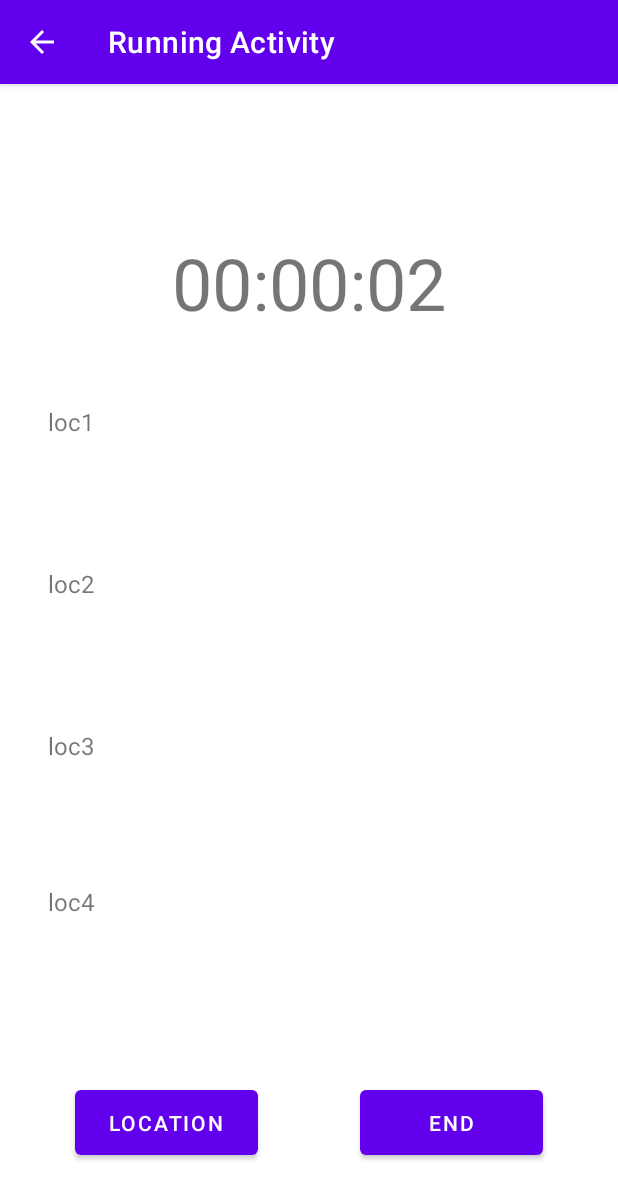
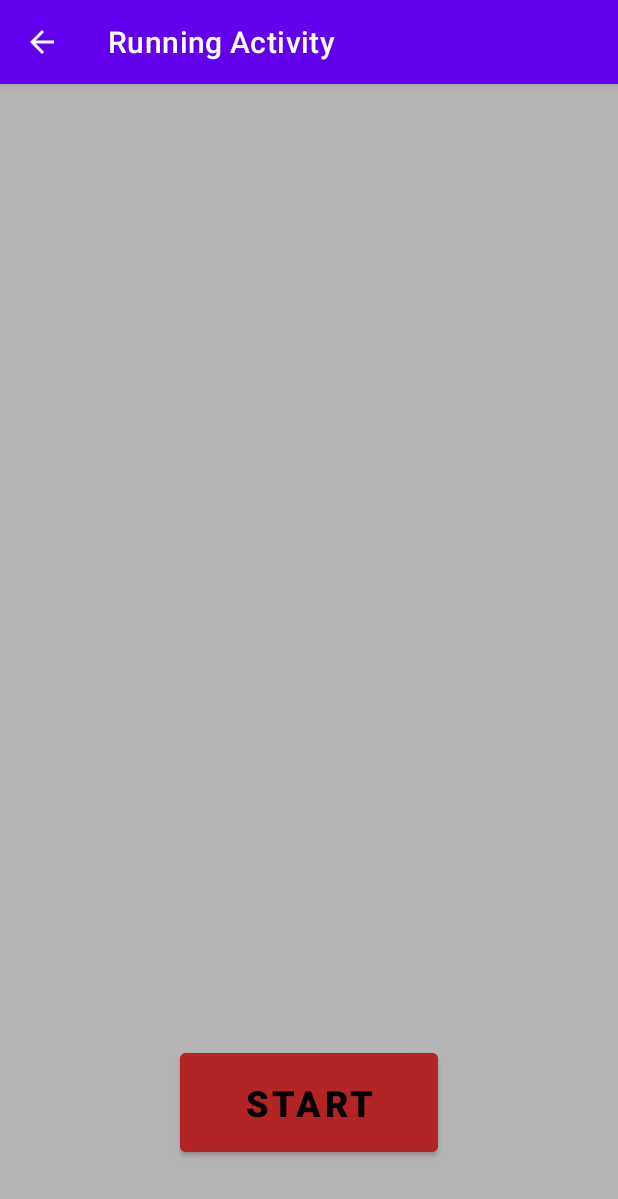
Before and after one commit to AlarmWalker/Mobile_fitness_app, an Android app: the RunningActivity screen opened directly, with no data from a screen before it, on a phone screen of 412 x 824 dp. Shown: the top 1199 px of the screen. Run offline under Robolectric (Android 15) with nearby library versions, the phone set to English and light mode, and no system bars.

Commit message:
First version of RunningActivity UI

```diff
--- a/app/src/main/java/ca/unb/mobiledev/superduperfitnessapp/RunningActivity.kt
+++ b/app/src/main/java/ca/unb/mobiledev/superduperfitnessapp/RunningActivity.kt
@@ -2,114 +2,168 @@ package ca.unb.mobiledev.superduperfitnessapp
 
 import android.Manifest
 import android.annotation.SuppressLint
-import android.content.ActivityNotFoundException
 import android.content.Intent
 import android.content.pm.PackageManager
 import android.location.Location
 import android.location.LocationManager
 import android.media.MediaPlayer
 import android.os.Bundle
+import android.os.CountDownTimer
 import android.os.Handler
 import android.os.Looper
 import android.provider.Settings
 import android.util.Log
-import android.widget.Button
-import android.widget.TextView
-import android.widget.Toast
+import android.view.View
+import android.widget.*
 import androidx.appcompat.app.AppCompatActivity
 import androidx.core.app.ActivityCompat
-import ca.unb.mobiledev.superduperfitnessapp.util.LocationJsonUtils
+import androidx.core.view.isVisible
 import com.google.android.gms.location.*
 import java.text.SimpleDateFormat
 import java.util.*
-import kotlin.math.ln
 import kotlin.math.log
-import kotlin.math.log10
 
 class RunningActivity: AppCompatActivity() {
     private var mHandler: Handler = Handler(Looper.getMainLooper())
     private var mActive : Boolean = false
     private val sdf: SimpleDateFormat = SimpleDateFormat("HH:mm:ss")
-    private lateinit var Timer : TextView
-    private lateinit var timeTest : Calendar
+    private lateinit var timerText : TextView
+    private lateinit var elapsedTime : Calendar
+
+    private lateinit var startButton : Button
+    private lateinit var endButton : Button
+    private lateinit var countdownText : TextView
 
     // Location provider
     private var fusedLocationClient: FusedLocationProviderClient? = null
     private lateinit var prevLocation : Location
 
     private var startTime : Long = 0
-    private var distanceFromPlayer : Double = 100.0
+    private var distanceFromPlayer : Double = 120.0
     private var entitySpeed : Long = 8
     private var totalDistance : Double = 0.0
 
-    private lateinit var locationText: TextView
-    private lateinit var locationText2: TextView
-    private lateinit var locationText3: TextView
-    private lateinit var locationText4: TextView
+    private lateinit var distanceText: TextView
+    private lateinit var messageText: TextView
+
+    private lateinit var distanceBar : SeekBar
 
     private lateinit var player : MediaPlayer
     private val maxVolume : Double = 10.0
-    private var currVolume : Double = 5.0
 
     override fun onCreate(savedInstanceState: Bundle?) {
         super.onCreate(savedInstanceState)
         setContentView(R.layout.running_activity)
 
-        runClock()
-
         fusedLocationClient = LocationServices.getFusedLocationProviderClient(this)
 
-        // Timer
-        Timer = findViewById<TextView>(R.id.timer_text)
+        timerText = findViewById(R.id.timer_text)
 
-        timeTest = Calendar.getInstance()
-        timeTest.set(Calendar.HOUR_OF_DAY, 0)
-        timeTest.set(Calendar.MINUTE, 0)
-        timeTest.set(Calendar.SECOND, 0)
+        elapsedTime = Calendar.getInstance()
+        elapsedTime.set(Calendar.HOUR_OF_DAY, 0)
+        elapsedTime.set(Calendar.MINUTE, 0)
+        elapsedTime.set(Calendar.SECOND, 0)
 
-        /*
-        // Prototype testing functions
-        val utils = LocationJsonUtils(applicationContext)
-        val locations = utils.getLocations()
-        lastLocation = Location("")
-        lastLocation.longitude = -66.647
-        lastLocation.latitude = 45.940
-        locationText = findViewById(R.id.locationText)
-        locationText2 = findViewById(R.id.locationText2)
-        locationText3 = findViewById(R.id.locationText3)
+        distanceText = findViewById(R.id.distanceText)
+        messageText = findViewById(R.id.messageText)
+        countdownText = findViewById(R.id.countDown_text)
 
-        timeArray = intArrayOf(80,60,50,140,10,150,40)
-         */
+        distanceBar = findViewById(R.id.distanceBar)
+        distanceBar.max = 100
 
-        val intent = intent
-        val extras = intent.extras
-
-        locationText = findViewById(R.id.locationText)
-        locationText2 = findViewById(R.id.locationText2)
-        locationText3 = findViewById(R.id.locationText3)
-        locationText4 = findViewById(R.id.locationText4)
-
-        startTime = timeTest.timeInMillis
+        startTime = elapsedTime.timeInMillis
 
         // Create an instance of the FusedLocationProviderClient
         fusedLocationClient = LocationServices.getFusedLocationProviderClient(this)
 
-        val locationButton = findViewById<Button>(R.id.location_button)
+        /*
+        locationButton = findViewById(R.id.location_button)
         locationButton.setOnClickListener {
             val fileName = extras?.getString("soundTitle")
             audioPlayer(fileName.toString())
 
+            runClock()
             lastLocation
         }
 
-        val endButton = findViewById<Button>(R.id.end_button)
+         */
+
+        startButton = findViewById(R.id.startRun_button)
+        startButton.setOnClickListener { start() }
+
+        endButton = findViewById(R.id.end_button)
         endButton.setOnClickListener { lost() }
+
+        // Setting initial view visibilities
+        viewEnable(startButton)
+        viewEnable(countdownText)
+
+        viewDisable(timerText)
+        viewDisable(distanceText)
+        viewDisable(messageText)
+        viewDisable(endButton)
+        viewDisable(distanceBar)
+    }
+
+    private fun viewEnable(view : View) {
+        view.isEnabled = true
+        view.isClickable = true
+        view.isVisible = true
+    }
+
+    private fun viewDisable(view: View) {
+        view.isEnabled = false
+        view.isClickable = false
+        view.isVisible = false
+    }
+
+    private fun start() {
+        viewDisable(startButton)
+
+        countdownText.text = "5"
+        Handler(Looper.getMainLooper()).postDelayed({
+            val timer = object: CountDownTimer(5000, 250) {
+
+
+                override fun onTick(millisUntilFinished: Long) {
+                    if (millisUntilFinished < 1000) {
+                        countdownText.text = "1"
+                    }
+                    else {
+                        countdownText.text =(millisUntilFinished/1000).toString()
+                    }
+                }
+
+                override fun onFinish() {
+                    countdownText.isEnabled = false
+                    viewDisable(countdownText)
+
+                    viewEnable(timerText)
+                    viewEnable(distanceText)
+                    viewEnable(messageText)
+                    viewEnable(endButton)
+                    viewEnable(distanceBar)
+
+                    distanceBar.isEnabled = false
+
+                    val intent = intent
+                    val extras = intent.extras
+
+                    val fileName = extras?.getString("soundTitle")
+                    audioPlayer(fileName.toString())
+
+                    runClock()
+                    lastLocation
+                }
+            }
+            timer.start()
+        }, 1000)
     }
 
     private val mRunnable: Runnable = object : Runnable {
         override fun run() {
             if (mActive) {
-                Timer.setText(getTime())
+                timerText.setText(getTime())
                 mHandler.postDelayed(this, 1000)
             }
         }
@@ -122,38 +176,9 @@ class RunningActivity: AppCompatActivity() {
     }
 
     private fun getTime(): String? {
-        timeTest.add(Calendar.SECOND, 1)
-        return sdf.format(timeTest.time)
+        elapsedTime.add(Calendar.SECOND, 1)
+        return sdf.format(elapsedTime.time)
     }
-
-    /*
-    // Location tracking function
-    private fun onLocationChanged (loc : Location, count : Int) : Float {
-        val distance = lastLocation.distanceTo(loc)
-        val time = timeArray[count]
-
-        /*
-        locationText.setText("Last location:\n\tLat:\t\t\t\t\t\t" + lastLocation.latitude
-                + "\n\tLong:\t\t\t\t" + lastLocation.longitude + "\nCurrent location:\n\tLat:\t\t\t\t\t\t"
-                + loc.latitude + "\n\tLong:\t\t\t\t" + loc.longitude + "\n\nDistance:\t\t" + distance
-                + "\nTime:\t\t\t\t\t" + time + "\nSpeed:\t\t\t\t" + distance/time)
-         */
-
-        locationText.setText("Last location:\n\nLat:\t\t\t\t" + lastLocation.latitude
-                + "\nLong:\t\t" + lastLocation.longitude)
-        locationText2.setText("Current location:\n\nLat:\t\t\t\t" + loc.latitude + "\nLong:\t\t"
-                + loc.longitude)
-        locationText3.setText("Distance:\t\t" + distance + "\nTime:\t\t\t\t\t" + time + "\nSpeed:\t\t\t\t" + distance/time)
-
-        currVolume = (distance/time).toDouble()
-        val log1 = (Math.log(maxVolume - (10-currVolume)) / Math.log(maxVolume)).toFloat()
-        player.setVolume(log1, log1)
-
-        lastLocation = loc
-
-        return distance
-    }
-     */
 
     private fun audioPlayer(fileName: String)
     {
@@ -182,38 +207,23 @@ class RunningActivity: AppCompatActivity() {
                         // Got last known location. In some rare situations this can be null.
                         if (lastLocation != null) {
                             Log.e("lastLocation", "Running")
+
                             if (!this::prevLocation.isInitialized) {
                                 prevLocation = lastLocation
                             }
+
                             requestNewLocationData()
+                            locationUpdate(lastLocation)
+                            //setTextViewDisplay(lastLocation)
 
-                            // Sound adjustment
-                            val time = 5
-                            val elapsedTime = (timeTest.timeInMillis-startTime)/1000
-                            val speed = prevLocation.distanceTo(lastLocation)/time
-
-                            distanceFromPlayer -= time*(entitySpeed-speed)
-                            totalDistance += time*speed
-
-                            // Current setting is 200m as the max distance for sound
-                            var log1 = log(maxVolume-(distanceFromPlayer/20), 10.0).toFloat()
-                            if (distanceFromPlayer > 200) {
-                                log1 = 0.01f
-                            }
-                            player.setVolume(log1, log1)
-
-                            // Entity caught up
-                            if (distanceFromPlayer <= 0) { lost() }
-
-                            locationText3.text = "Time: " + elapsedTime + "\nSpeed: "  + speed +
-                                    "\nDistance: " + distanceFromPlayer + "\nVolume: " + log1
-
-                            // Test
-                            setTextViewDisplay(lastLocation)
                             prevLocation = lastLocation
                         } else {
-                            locationText!!.text = getString(R.string.fetch_location_error)
-                            requestNewLocationData()
+                            Handler(Looper.getMainLooper()).postDelayed({
+                                distanceText!!.text = getString(R.string.fetch_location_error)
+                                requestNewLocationData()
+                            }, 2000)
+                            //distanceText!!.text = getString(R.string.fetch_location_error)
+                            //requestNewLocationData()
                         }
                     }
             } else {
@@ -223,35 +233,64 @@ class RunningActivity: AppCompatActivity() {
             }
         }
 
+    private fun locationUpdate(lastLocation : Location) {
+        // Sound adjustment
+        val time = UPDATE_INTERVAL/1000
+        val speed = prevLocation.distanceTo(lastLocation)/time
+
+        distanceFromPlayer -= time*(entitySpeed-speed)
+        totalDistance += time*speed
+
+        distanceText.text = totalDistance.toString() + "m ran\n" + distanceFromPlayer + "m from you."
+
+        // Current setting is 100m as the max distance for sound
+        var log1 = log(maxVolume-(9*distanceFromPlayer/100), 10.0).toFloat()
+        if (distanceFromPlayer > 100) {
+            log1 = 0.1f
+            distanceBar.progress = 0
+        }
+        else {
+            distanceBar.progress = (100-distanceFromPlayer.toInt())
+        }
+        player.setVolume(log1, log1)
+
+        // Entity caught up
+        if (distanceFromPlayer <= 0) { lost() }
+
+    }
+
     private fun lost() {
+        Log.e("lost", "User lost.")
         player.stop()
         fusedLocationClient!!.removeLocationUpdates(mLocationCallback)
 
         runClock()
 
         val formattedDistance = String.format("%.2f", totalDistance)
-        locationText4.text = "You lost.\nYou ran a total of " + formattedDistance + "m in " +
-                ((timeTest.timeInMillis-startTime)/1000).toString() + "s."
+        messageText.text = "You lost.\nYou ran a total of " + formattedDistance + "m in " + ((elapsedTime.timeInMillis-startTime)/1000).toString() + "s."
     }
 
+    /*
     private fun setTextViewDisplay(location: Location) {
         Log.e("setTextViewDisplay", "Running")
         val latitude = location.latitude.toString()
         val longitude = location.longitude.toString()
         val accuracy = location.accuracy.toString()
 
-        val time = (timeTest.timeInMillis - startTime)/1000
+        val time = (elapsedTime.timeInMillis - startTime)/1000
         val speed = (prevLocation.distanceTo(location)/time).toString()
         val text = "Location:\n" + getString(R.string.location_details, latitude, longitude, accuracy, time.toString(), speed)
         val text2 = "Last location:\n" + getString(R.string.location_details2, prevLocation.latitude.toString(),
             prevLocation.longitude.toString(), prevLocation.accuracy.toString())
-        locationText.text = text
-        locationText2.text = text2
+        distanceText.text = text
+        messageText.text = text2
 
         currVolume = (prevLocation.distanceTo(location)/time).toDouble()
         val log1 = (Math.log(maxVolume - (10-currVolume)) / Math.log(maxVolume)).toFloat()
         player.setVolume(log1, log1)
     }
+
+     */
 
     /**
      * Method to determine if the user has granted the appropriate access levels
@@ -330,7 +369,7 @@ class RunningActivity: AppCompatActivity() {
 
     companion object {
         private const val TAG = "TAG"
-        private const val UPDATE_INTERVAL: Long = 5000
+        private const val UPDATE_INTERVAL: Long = 3000
         private const val LOCATION_REQUEST = 101
     }
 }
--- a/app/src/main/java/ca/unb/mobiledev/superduperfitnessapp/SoundActivity.kt
+++ b/app/src/main/java/ca/unb/mobiledev/superduperfitnessapp/SoundActivity.kt
@@ -44,7 +44,7 @@ class SoundActivity : AppCompatActivity()
 
         var volumeText = findViewById<TextView>(R.id.test_volume)
 
-        upButton = findViewById<Button>(R.id.volUp_button)
+        upButton = findViewById(R.id.volUp_button)
         upButton?.visibility = Button.INVISIBLE
         upButton.setOnClickListener {
             currVolume -= 1
--- /dev/null
+++ b/app/src/main/res/drawable/seekbar_progressbar.xml
@@ -0,0 +1,39 @@
+<?xml version="1.0" encoding="utf-8"?>
+<layer-list xmlns:android="http://schemas.android.com/apk/res/android" >
+
+    <item>
+        <shape android:shape="rectangle" >
+            <corners android:radius="5dp"/>
+
+            <gradient
+                android:angle="180"
+                android:endColor="#6c6e6a"
+                android:startColor="#61635f" />
+        </shape>
+    </item>
+    <item>
+        <clip>
+            <shape android:shape="rectangle" >
+                <corners android:radius="5dp" />
+
+                <gradient
+                    android:angle="180"
+                    android:endColor="#990800"
+                    android:startColor="#d14900" />
+            </shape>
+        </clip>
+    </item>
+    <item>
+        <clip>
+            <shape android:shape="rectangle" >
+                <corners android:radius="5dp" />
+
+                <gradient
+                    android:angle="180"
+                    android:endColor="#990800"
+                    android:startColor="#d14900" />
+            </shape>
+        </clip>
+    </item>
+
+</layer-list>
--- a/app/src/main/res/layout/running_activity.xml
+++ b/app/src/main/res/layout/running_activity.xml
@@ -5,93 +5,145 @@
     android:layout_width="match_parent"
     android:layout_height="match_parent">
 
+
+    <TextView
+        android:id="@+id/countDown_text"
+        android:layout_width="0dp"
+        android:layout_height="0dp"
+        android:background="#000000"
+        android:backgroundTint="#B5B5B5"
+        android:fontFamily="sans-serif-medium"
+        android:gravity="center"
+        android:textAlignment="center"
+        android:textSize="420sp"
+        android:visibility="visible"
+        app:layout_constraintBottom_toBottomOf="parent"
+        app:layout_constraintEnd_toEndOf="parent"
+        app:layout_constraintHorizontal_bias="1.0"
+        app:layout_constraintStart_toStartOf="parent"
+        app:layout_constraintTop_toTopOf="parent"
+        app:layout_constraintVertical_bias="1.0"
+        tools:visibility="visible" />
+
     <TextView
         android:id="@+id/timer_text"
         android:layout_width="0dp"
-        android:layout_height="78dp"
+        android:layout_height="0dp"
         android:layout_marginTop="100dp"
-        android:text="Timer"
+        android:layout_marginBottom="600dp"
         android:textAlignment="center"
         android:textSize="48sp"
+        android:visibility="visible"
+        app:layout_constraintBottom_toBottomOf="parent"
         app:layout_constraintEnd_toEndOf="parent"
         app:layout_constraintHorizontal_bias="0.0"
         app:layout_constraintStart_toStartOf="parent"
-        app:layout_constraintTop_toTopOf="parent" />
+        app:layout_constraintTop_toTopOf="parent"
+        tools:visibility="visible" />
 
     <TextView
-        android:id="@+id/locationText"
-        android:layout_width="346dp"
-        android:layout_height="80dp"
-        android:layout_marginStart="32dp"
-        android:layout_marginTop="36dp"
-        android:layout_marginEnd="33dp"
-        android:text="loc1"
-        android:textSize="16sp"
+        android:id="@+id/distanceText"
+        android:layout_width="0dp"
+        android:layout_height="0dp"
+        android:layout_marginStart="36dp"
+        android:layout_marginTop="50dp"
+        android:layout_marginEnd="36dp"
+        android:layout_marginBottom="50dp"
+        android:textAlignment="center"
+        android:textAllCaps="false"
+        android:textSize="24sp"
+        android:visibility="visible"
+        app:layout_constraintBottom_toTopOf="@+id/distanceBar"
         app:layout_constraintEnd_toEndOf="parent"
         app:layout_constraintHorizontal_bias="0.0"
         app:layout_constraintStart_toStartOf="parent"
-        app:layout_constraintTop_toBottomOf="@+id/timer_text" />
+        app:layout_constraintTop_toBottomOf="@+id/timer_text"
+        tools:visibility="visible" />
 
     <TextView
-        android:id="@+id/locationText2"
-        android:layout_width="346dp"
-        android:layout_height="80dp"
-        android:layout_marginStart="32dp"
-        android:layout_marginTop="144dp"
-        android:layout_marginEnd="33dp"
-        android:text="loc2"
+        android:id="@+id/messageText"
+        android:layout_width="0dp"
+        android:layout_height="0dp"
+        android:layout_marginStart="36dp"
+        android:layout_marginTop="36dp"
+        android:layout_marginEnd="36dp"
+        android:layout_marginBottom="100dp"
+        android:textAlignment="center"
         android:textSize="16sp"
+        android:visibility="visible"
+        app:layout_constraintBottom_toTopOf="@+id/end_button"
         app:layout_constraintEnd_toEndOf="parent"
         app:layout_constraintHorizontal_bias="0.0"
         app:layout_constraintStart_toStartOf="parent"
-        app:layout_constraintTop_toBottomOf="@+id/timer_text" />
+        app:layout_constraintTop_toBottomOf="@+id/distanceBar"
+        tools:visibility="visible" />
 
-    <TextView
-        android:id="@+id/locationText3"
-        android:layout_width="346dp"
-        android:layout_height="80dp"
-        android:layout_marginStart="32dp"
-        android:layout_marginTop="252dp"
-        android:layout_marginEnd="33dp"
-        android:text="loc3"
-        android:textSize="16sp"
+    <Button
+        android:id="@+id/startRun_button"
+        android:layout_width="0dp"
+        android:layout_height="0dp"
+        android:layout_marginStart="120dp"
+        android:layout_marginTop="640dp"
+        android:layout_marginEnd="120dp"
+        android:layout_marginBottom="50dp"
+        android:backgroundTint="#B32525"
+        android:backgroundTintMode="add"
+        android:fontFamily="sans-serif-black"
+        android:text="@string/startRun_button"
+        android:textColor="#000000"
+        android:textSize="24sp"
+        android:visibility="visible"
+        app:layout_constraintBottom_toBottomOf="parent"
+        app:layout_constraintEnd_toEndOf="parent"
+        app:layout_constraintStart_toStartOf="parent"
+        app:layout_constraintTop_toTopOf="parent"
+        tools:ignore="DuplicateClickableBoundsCheck"
+        tools:visibility="visible" />
+
+    <Button
+        android:id="@+id/end_button"
+        android:layout_width="0dp"
+        android:layout_height="0dp"
+        android:layout_marginStart="120dp"
+        android:layout_marginTop="640dp"
+        android:layout_marginEnd="120dp"
+        android:layout_marginBottom="50dp"
+        android:fontFamily="sans-serif-black"
+        android:text="@string/end_button"
+        android:textSize="24sp"
+        android:visibility="visible"
+        app:layout_constraintBottom_toBottomOf="parent"
         app:layout_constraintEnd_toEndOf="parent"
         app:layout_constraintHorizontal_bias="0.0"
         app:layout_constraintStart_toStartOf="parent"
-        app:layout_constraintTop_toBottomOf="@+id/timer_text" />
+        app:layout_constraintTop_toTopOf="parent"
+        tools:visibility="visible" />
 
-    <TextView
-        android:id="@+id/locationText4"
-        android:layout_width="346dp"
-        android:layout_height="80dp"
-        android:layout_marginStart="32dp"
+    <SeekBar
+        android:id="@+id/distanceBar"
+        android:layout_width="0dp"
+        android:layout_height="0dp"
+        android:layout_marginStart="50dp"
         android:layout_marginTop="356dp"
-        android:layout_marginEnd="33dp"
-        android:text="loc4"
-        android:textSize="16sp"
+        android:layout_marginEnd="50dp"
+        android:layout_marginBottom="234dp"
+        android:max="100"
+        android:paddingLeft="16dp"
+        android:paddingTop="8dp"
+        android:paddingRight="16dp"
+        android:paddingBottom="8dp"
+        android:progress="0"
+        android:progressDrawable="@drawable/seekbar_progressbar"
+        android:splitTrack="false"
+        android:thumb="@drawable/goose_thumb2"
+        android:thumbTintMode="multiply"
+        android:visibility="visible"
+        app:layout_constraintBottom_toTopOf="@+id/end_button"
         app:layout_constraintEnd_toEndOf="parent"
         app:layout_constraintHorizontal_bias="0.0"
         app:layout_constraintStart_toStartOf="parent"
-        app:layout_constraintTop_toBottomOf="@+id/timer_text" />
-
-    <Button
-        android:id="@+id/location_button"
-        android:layout_width="122dp"
-        android:layout_height="55dp"
-        android:layout_marginStart="50dp"
-        android:layout_marginBottom="48dp"
-        android:text="Location"
-        app:layout_constraintBottom_toBottomOf="parent"
-        app:layout_constraintStart_toStartOf="parent" />
-
-    <Button
-        android:id="@+id/end_button"
-        android:layout_width="122dp"
-        android:layout_height="55dp"
-        android:layout_marginEnd="50dp"
-        android:layout_marginBottom="48dp"
-        android:text="End"
-        app:layout_constraintBottom_toBottomOf="parent"
-        app:layout_constraintEnd_toEndOf="parent" />
+        app:layout_constraintTop_toTopOf="parent"
+        tools:ignore="MissingConstraints"
+        tools:visibility="visible" />
 
 </androidx.constraintlayout.widget.ConstraintLayout>
--- a/app/src/main/res/values/strings.xml
+++ b/app/src/main/res/values/strings.xml
@@ -1,6 +1,12 @@
 <resources>
     <string name="app_name">SUPER DUPER FITNESS APP</string>
     <string name="fetch_location_error">Unable to fetch the location</string>
+
+    <!--Test-->
     <string name="location_details">Latitude: %1$s, Longitude: %2$s, Accuracy: %3$s, Time: %4$s, Speed: %5$s</string>
     <string name="location_details2">Latitude: %1$s, Longitude: %2$s, Accuracy: %3$s</string>
+
+    <!--UI Elements-->
+    <string name="startRun_button">Start</string>
+    <string name="end_button">End</string>
 </resources>
```
Also changed, not shown: app/src/main/java/ca/unb/mobiledev/superduperfitnessapp/util/LocationUtil.kt (deleted, +0 -152 lines), app/src/main/res/drawable/goose_thumb.png (added), app/src/main/res/drawable/goose_thumb1.png (added), app/src/main/res/drawable/goose_thumb2.png (added), app/src/main/res/drawable/seekbar_thumb.png (added), app/src/main/res/drawable/user_running.png (added).
